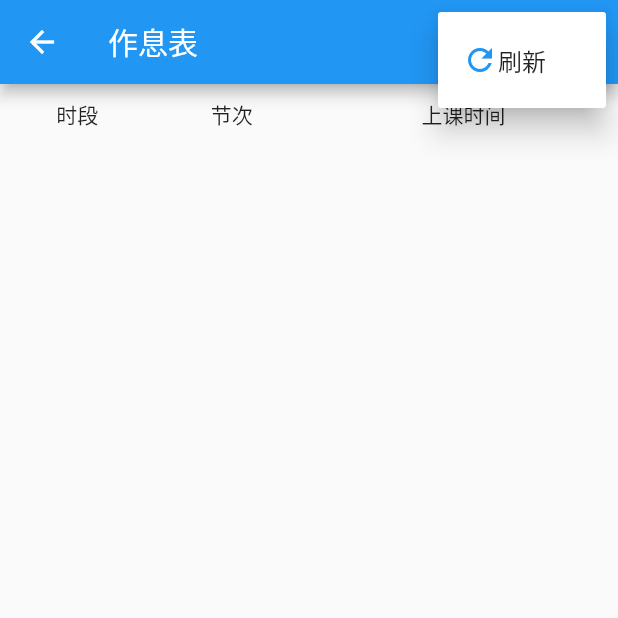
After one commit to niucong/flutter_punch_card_client, a Flutter app: the ScheduleListRoute screen opened by its route, after a tap on the "more vert" icon, on a phone screen of 412 x 824 dp, the top half of it. The commit adds this screen. Run offline on Flutter 3.47's test engine with Material 2 defaults, Android fonts, the phone set to English and light mode, and no system bars; our stand-ins replace cached_network_image, dio, floor, fluttertoast, shared_preferences, sqflite; accounts and stored records are empty; generated files the repository leaves out were written again.

Commit message:
数据库floor框架

```diff
--- a/lib/common/git_api.dart
+++ b/lib/common/git_api.dart
@@ -10,6 +10,7 @@ import 'package:punchcardclient/entity/calendar_list_entity.dart';
 import 'package:punchcardclient/entity/login_entity.dart';
 import 'package:punchcardclient/entity/member_list_enity.dart';
 import 'package:punchcardclient/entity/plan_list_entity.dart';
+import 'package:punchcardclient/entity/schedule_list_entity.dart';
 import 'package:punchcardclient/entity/sign_list_entity.dart';
 import 'package:punchcardclient/entity/vacate_list_entity.dart';
 
@@ -176,6 +177,25 @@ class Git {
     return CalendarListEntity.fromJson(json.decode(r.data));
   }
 
+  //获取作息表
+  Future<ScheduleListEntity> getScheduleList(Map params) async {
+//    setProxy();
+    String url = await Global.getSP("url");
+    print(url + "scheduleList");
+    print(params);
+    userId = await Global.getSPInt("userId");
+    print("userId:" + userId.toString());
+    var r = await dio.post(
+      url + "scheduleList",
+      data: params,
+      options: _options.merge(
+        headers: httpHeaders,
+      ),
+    );
+    print(r);
+    return ScheduleListEntity.fromJson(json.decode(r.data));
+  }
+
   /// 自定义Header
   static Map<String, dynamic> httpHeaders = {
     'Content-Type': 'application/x-www-form-urlencoded',
--- /dev/null
+++ b/lib/entity/schedule_list_entity.dart
@@ -0,0 +1,57 @@
+import 'package:floor/floor.dart';
+
+class ScheduleListEntity {
+  String msg;
+  int code;
+  List<Schedule> list;
+
+  ScheduleListEntity({this.msg, this.code, this.list});
+
+  ScheduleListEntity.fromJson(Map<String, dynamic> json) {
+    msg = json['msg'];
+    code = json['code'];
+    if (json['list'] != null) {
+      list = new List<Schedule>();
+      json['list'].forEach((v) {
+        list.add(new Schedule.fromJson(v));
+      });
+    }
+  }
+
+  Map<String, dynamic> toJson() {
+    final Map<String, dynamic> data = new Map<String, dynamic>();
+    data['msg'] = this.msg;
+    data['code'] = this.code;
+    if (this.list != null) {
+      data['list'] = this.list.map((v) => v.toJson()).toList();
+    }
+    return data;
+  }
+}
+
+@entity
+class Schedule {
+  String sectionName; // 节次
+  String timeRank; // 时段：上午、下午、晚上
+  @primaryKey
+  int id;
+  String time; // 上课时间
+
+  Schedule({this.sectionName, this.timeRank, this.id, this.time});
+
+  Schedule.fromJson(Map<String, dynamic> json) {
+    sectionName = json['sectionName'];
+    timeRank = json['timeRank'];
+    id = json['id'];
+    time = json['time'];
+  }
+
+  Map<String, dynamic> toJson() {
+    final Map<String, dynamic> data = new Map<String, dynamic>();
+    data['sectionName'] = this.sectionName;
+    data['timeRank'] = this.timeRank;
+    data['id'] = this.id;
+    data['time'] = this.time;
+    return data;
+  }
+}
--- a/lib/main.dart
+++ b/lib/main.dart
@@ -5,6 +5,7 @@ import 'package:punchcardclient/routes/home.dart';
 import 'package:punchcardclient/routes/login.dart';
 import 'package:punchcardclient/routes/plan.dart';
 import 'package:punchcardclient/routes/plan_list.dart';
+import 'package:punchcardclient/routes/schedule_list.dart';
 import 'package:punchcardclient/routes/sign_list.dart';
 import 'package:punchcardclient/routes/vacate.dart';
 import 'package:punchcardclient/routes/vacate_list.dart';
@@ -31,6 +32,7 @@ class MyApp extends StatelessWidget {
         "vacate_list": (context) => VacateListRoute(),
         "vacate": (context) => VacateRoute(),
         "calendar_list": (context) => CalendarListRoute(),
+        "schedule_list": (context) => ScheduleListRoute(),
       },
     );
   }
--- a/lib/routes/home.dart
+++ b/lib/routes/home.dart
@@ -92,7 +92,7 @@ class _HomeRouteState extends State<HomeRoute> {
               textScaleFactor: 1.3,
             ),
             onPressed: () {
-              showToast("作息表");
+              Navigator.pushNamed(context, "schedule_list");
             },
           ),
           RaisedButton(
--- /dev/null
+++ b/lib/routes/schedule_list.dart
@@ -0,0 +1,176 @@
+import 'package:floor/floor.dart';
+import 'package:flutter/cupertino.dart';
+import 'package:flutter/material.dart';
+import 'package:punchcardclient/common/git_api.dart';
+import 'package:punchcardclient/db/database.dart';
+import 'package:punchcardclient/entity/schedule_list_entity.dart';
+
+class ScheduleListRoute extends StatefulWidget {
+  @override
+  _ScheduleListRouteState createState() => _ScheduleListRouteState();
+}
+
+class _ScheduleListRouteState extends State<ScheduleListRoute> {
+  @override
+  void initState() {
+    super.initState();
+    listData.clear();
+    _retrieveData();
+  }
+
+  void _retrieveData() async {
+    final database = await $FloorFlutterDatabase
+        .databaseBuilder('database.db')
+        .addMigrations(<Migration>[
+      Migration(1, 2, (db) {
+//         db.execute('ALTER TABLE Work ADD COLUMN create_time TEXT');
+        db.execute(
+            'CREATE TABLE Schedule(id INTEGER PRIMARY KEY,timeRank TEXT,sectionName TEXT,time TEXT)');
+      }),
+    ]).build();
+    listData.addAll(await database.scheduleDao.findSchedule());
+    if (listData.isEmpty) {
+      var listEntity = await Git(context).getScheduleList(
+        {},
+      );
+      listData.addAll(listEntity.list);
+      for (int i = 0; i < listData.length; i++)
+        await database.scheduleDao.insertSchedule(listData[i]);
+    }
+    setState(() {});
+  }
+
+  @override
+  Widget build(BuildContext context) {
+    return Scaffold(
+      appBar: AppBar(
+        title: Text('作息表'),
+        actions: <Widget>[
+          // 隐藏的菜单
+          new PopupMenuButton<String>(
+            itemBuilder: (BuildContext context) => <PopupMenuItem<String>>[
+              this.SelectView(Icons.refresh, '刷新', 'B'),
+            ],
+            onSelected: (String action) {
+              // 点击选项的时候
+              switch (action) {
+                case 'B':
+                  break;
+              }
+            },
+          ),
+        ],
+      ),
+      body: Wrap(
+        children: <Widget>[
+          Container(
+            margin: EdgeInsets.only(top: 10.0, bottom: 10.0),
+            child: Row(
+              mainAxisAlignment: MainAxisAlignment.start,
+              children: <Widget>[
+                Expanded(
+                  // flex设置权重
+                  flex: 1,
+                  child: Text(
+                    "时段",
+                    textAlign: TextAlign.center,
+                  ),
+                ),
+                Expanded(
+                  // flex设置权重
+                  flex: 1,
+                  child: Text(
+                    "节次",
+                    textAlign: TextAlign.center,
+                  ),
+                ),
+                Expanded(
+                  // flex设置权重
+                  flex: 2,
+                  child: Text(
+                    "上课时间",
+                    textAlign: TextAlign.center,
+                  ),
+                ),
+              ],
+            ),
+          ),
+          SizedBox(
+            height: MediaQuery.of(context).size.height - 56 - 56,
+            child: ListView.separated(
+                shrinkWrap: true,
+                itemBuilder: _renderRow,
+                physics: AlwaysScrollableScrollPhysics(),
+                //设置physics属性总是可滚动
+                separatorBuilder: (context, index) => Divider(
+                      height: .0,
+                    ),
+                itemCount: listData.length),
+          ),
+        ],
+      ),
+    );
+  }
+
+  Widget _renderRow(BuildContext context, int index) {
+    return ListItemWidget(index, listData[index]);
+  }
+
+  final List<Schedule> listData = [];
+
+  // 返回每个隐藏的菜单项
+  SelectView(IconData icon, String text, String id) {
+    return new PopupMenuItem<String>(
+        value: id,
+        child: new Row(
+          mainAxisAlignment: MainAxisAlignment.start,
+          children: <Widget>[
+            new Icon(icon, color: Colors.blue),
+            new Text(text),
+          ],
+        ));
+  }
+}
+
+class ListItemWidget extends StatelessWidget {
+  final Schedule listItem;
+  final int index;
+
+  ListItemWidget(this.index, this.listItem);
+
+  @override
+  Widget build(BuildContext context) {
+    return Container(
+      margin: EdgeInsets.only(top: 10.0, bottom: 10.0),
+      child: Row(
+        mainAxisAlignment: MainAxisAlignment.start,
+        children: <Widget>[
+          Expanded(
+            // flex设置权重
+            flex: 1,
+            child: Text(
+              listItem.timeRank,
+              textAlign: TextAlign.center,
+            ),
+          ),
+          Expanded(
+            // flex设置权重
+            flex: 1,
+            child: Text(
+              listItem.sectionName,
+              textAlign: TextAlign.center,
+            ),
+          ),
+          Expanded(
+            // flex设置权重
+            flex: 2,
+            child: Text(
+              listItem.time,
+              textAlign: TextAlign.center,
+            ),
+          ),
+        ],
+      ),
+    );
+  }
+}
--- a/pubspec.yaml
+++ b/pubspec.yaml
@@ -28,12 +28,14 @@ dependencies:
   fluttertoast: ^3.0.3
   shared_preferences: ^0.5.1+1
   dio: ^3.0.3
-
   flukit: ^1.0.2
+  floor: ^0.12.0
 
 dev_dependencies:
   flutter_test:
     sdk: flutter
+  floor_generator: ^0.12.0
+  build_runner: ^1.7.3
 
 
 # For information on the generic Dart part of this file, see the
```
Also changed, not shown: lib/db/calendar_dao.dart (added, +14 -0 lines), lib/db/database.dart (added, +19 -0 lines), lib/db/db_service.dart (added, +19 -0 lines), lib/db/schedule_dao.dart (added, +14 -0 lines), lib/entity/calendar_list_entity.dart (+10 -6 lines), lib/routes/calendar_list.dart (+16 -11 lines), lib/db/database.g.dart (added), pubspec.lock.
